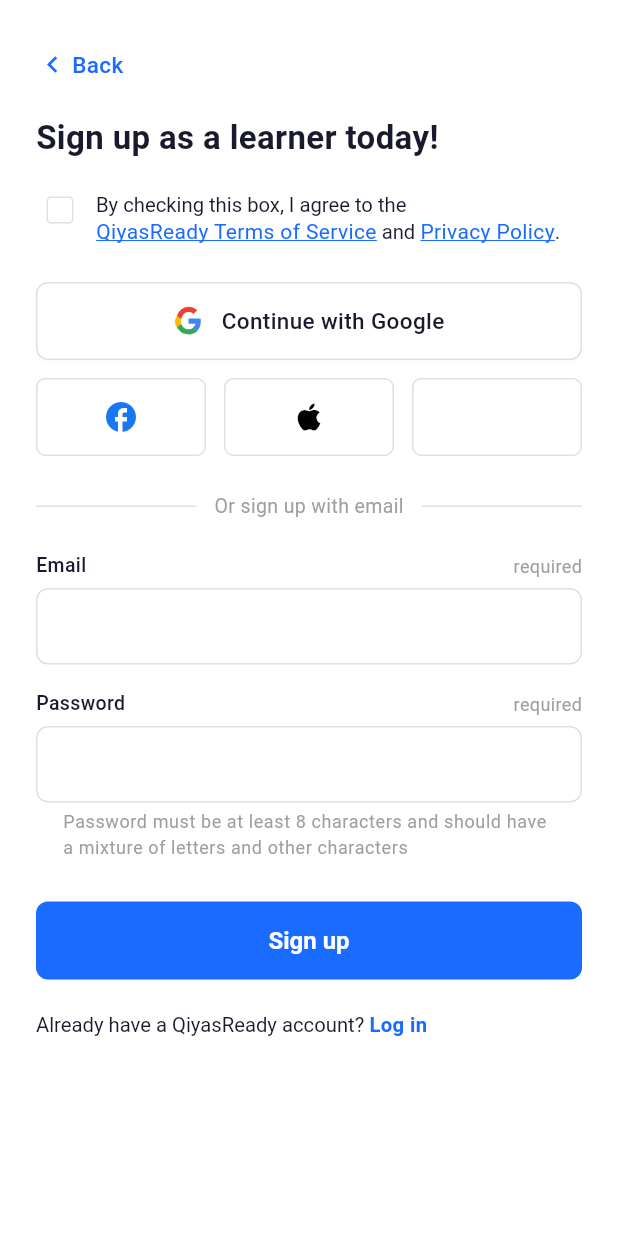
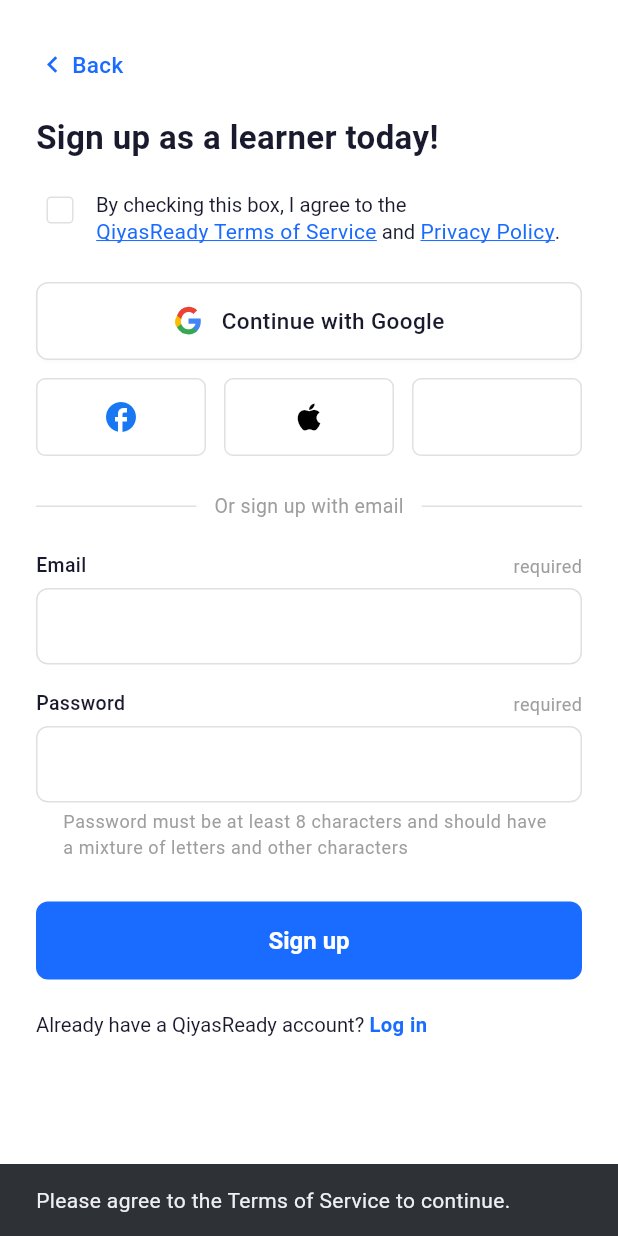
Before and after one commit to TalbiMohamedAmine/QiyasReady, a Flutter app: the SignUpScreen screen opened directly, after a tap on "Continue with Google", on a phone screen of 412 x 824 dp. Run offline on Flutter 3.47's test engine with Material 3 defaults, Android fonts, the phone set to English and light mode, and no system bars; our stand-ins replace cloud_firestore, firebase_auth, firebase_core, flutter_riverpod, flutter_svg, google_sign_in; accounts and stored records are empty.

Commit message:
feat: implement Google sign-in functionality and update Info.plist for URL schemes

```diff
--- a/lib/features/auth/screens/sign_up_screen.dart
+++ b/lib/features/auth/screens/sign_up_screen.dart
@@ -125,7 +125,7 @@ class _SignUpScreenState extends ConsumerState<SignUpScreen> {
                     const SizedBox(height: 20),
                     _buildTermsCheckbox(),
                     const SizedBox(height: 24),
-                    _buildGoogleButton(),
+                    _buildGoogleButton(isLoading: actionState.isLoading),
                     const SizedBox(height: 12),
                     _buildSocialRow(),
                     const SizedBox(height: 24),
@@ -291,10 +291,14 @@ class _SignUpScreenState extends ConsumerState<SignUpScreen> {
     );
   }
 
-  Widget _buildGoogleButton() {
+  Widget _buildGoogleButton({required bool isLoading}) {
     return _OutlinedActionButton(
       onTap: () {
-        // TODO: implement Google sign-in in auth_provider.dart
+        if (isLoading) {
+          return;
+        }
+
+        _handleGoogleSignIn();
       },
       height: 52,
       borderRadius: 8,
@@ -539,6 +543,22 @@ class _SignUpScreenState extends ConsumerState<SignUpScreen> {
     }
   }
 
+  Future<void> _handleGoogleSignIn() async {
+    if (!_agreedToTerms) {
+      _showSnackBar('Please agree to the Terms of Service to continue.');
+      return;
+    }
+
+    final success =
+        await ref.read(authControllerProvider.notifier).signInWithGoogle();
+
+    if (!mounted || !success) {
+      return;
+    }
+
+    Navigator.of(context).popUntil((route) => route.isFirst);
+  }
+
   void _handleLogin() {
     Navigator.of(context).pushReplacement(
       MaterialPageRoute<void>(builder: (_) => const SignInScreen()),
```
Also changed, not shown: lib/features/auth/auth_service.dart (+103 -6 lines), lib/features/auth/providers/auth_provider.dart (+22 -0 lines), 1 other file.
